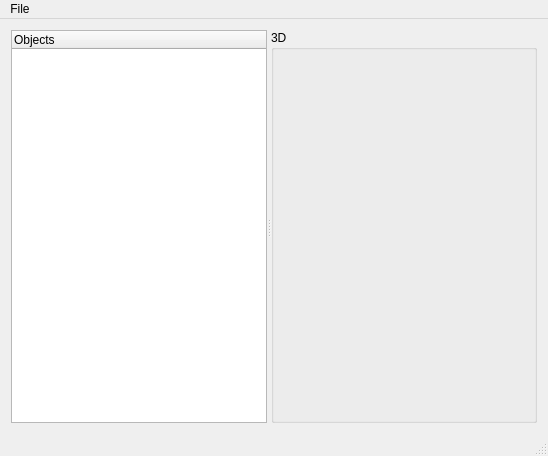
First picture: the form in gui/MainWindow.ui, repository RhobanProject/MetabotStudio, before the edit.
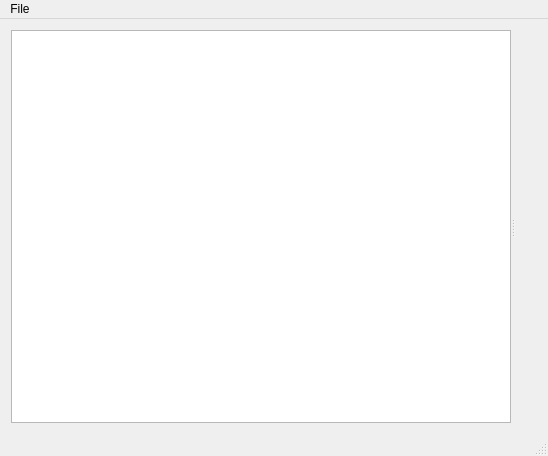
Second picture: the form after the edit. Custom widgets are drawn as their Qt base class.

Commit message: Changing tree & 3D apparence

Diff of the .ui file:
```diff
--- a/gui/MainWindow.ui
+++ b/gui/MainWindow.ui
@@ -66,38 +66,32 @@
        <property name="selectionBehavior">
         <enum>QAbstractItemView::SelectItems</enum>
        </property>
+       <property name="indentation">
+        <number>20</number>
+       </property>
+       <property name="rootIsDecorated">
+        <bool>false</bool>
+       </property>
+       <property name="headerHidden">
+        <bool>true</bool>
+       </property>
+       <property name="expandsOnDoubleClick">
+        <bool>false</bool>
+       </property>
        <column>
         <property name="text">
          <string>Objects</string>
         </property>
        </column>
       </widget>
-      <widget class="QGroupBox" name="groupBox">
-       <property name="sizePolicy">
-        <sizepolicy hsizetype="Expanding" vsizetype="Expanding">
-         <horstretch>1</horstretch>
-         <verstretch>0</verstretch>
-        </sizepolicy>
-       </property>
-       <property name="minimumSize">
-        <size>
-         <width>0</width>
-         <height>0</height>
-        </size>
-       </property>
-       <property name="sizeIncrement">
-        <size>
-         <width>0</width>
-         <height>0</height>
-        </size>
-       </property>
-       <property name="title">
-        <string>3D</string>
-       </property>
-       <layout class="QVBoxLayout" name="verticalLayout_2">
-        <item>
-         <layout class="QVBoxLayout" name="viewer"/>
-        </item>
+      <widget class="QWidget" name="">
+       <layout class="QVBoxLayout" name="viewer" stretch="">
+        <property name="spacing">
+         <number>0</number>
+        </property>
+        <property name="leftMargin">
+         <number>0</number>
+        </property>
        </layout>
       </widget>
      </widget>
```
The commit also changes 2 other files.
